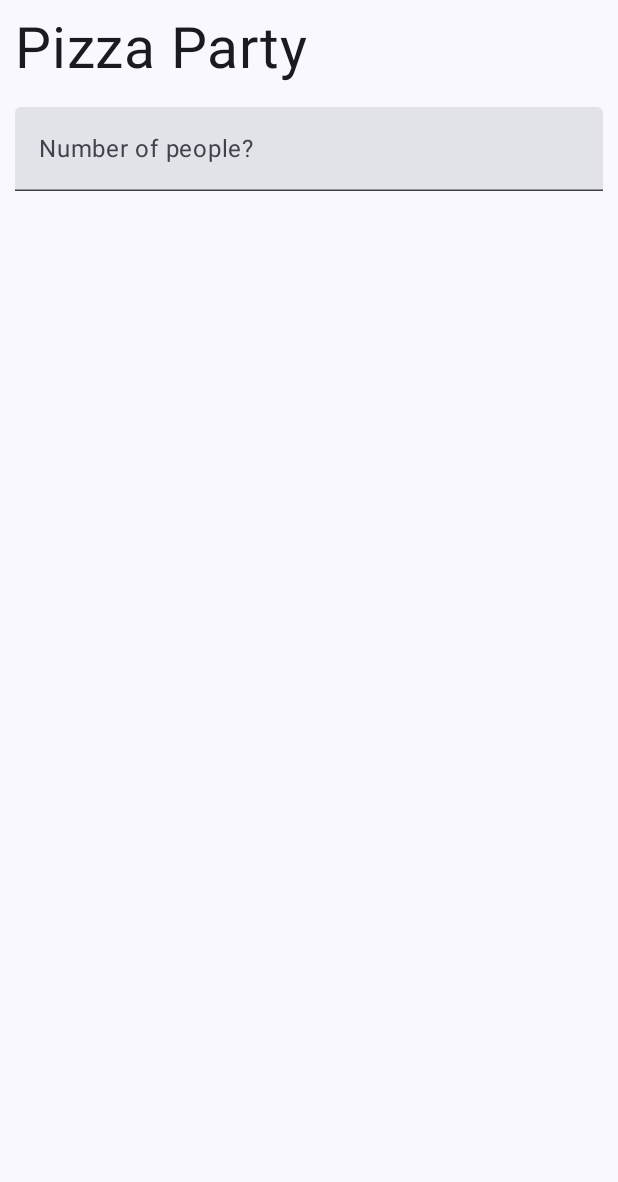
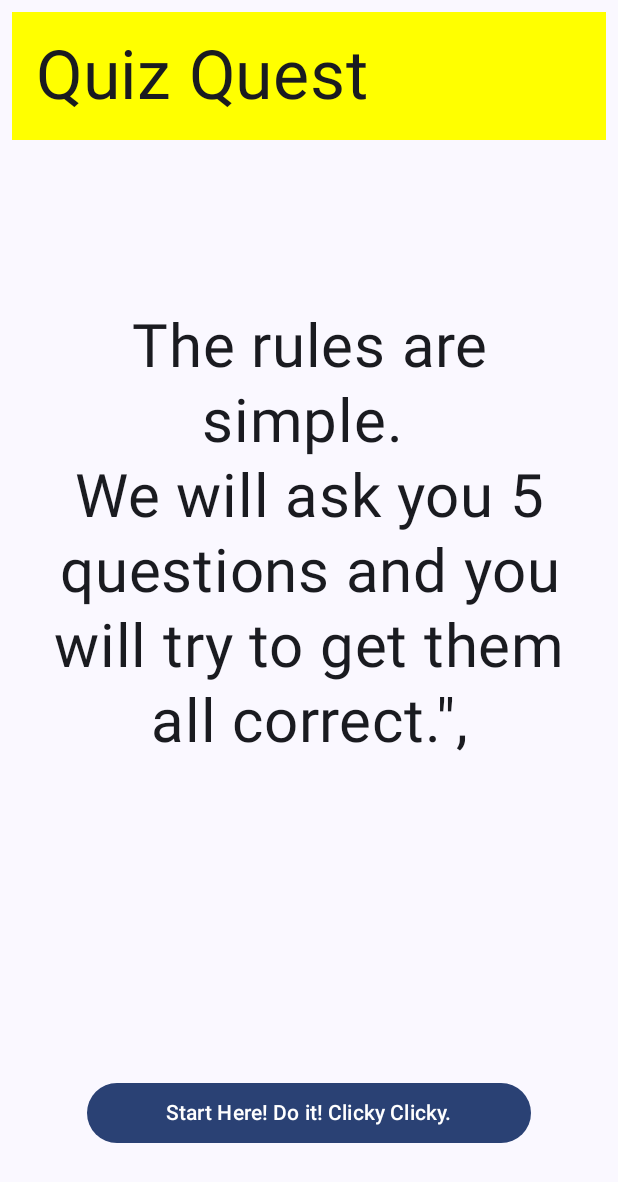
Before and after one commit to JMaca/Individual_Project2, an Android app built with Jetpack Compose: the QuizScreen screen opened through its navigation route, on a phone screen of 412 x 824 dp. Shown: the top 1182 px of the screen. Run offline under Robolectric (Android 15) with nearby library versions, the phone set to English and light mode, and no system bars.

Commit message:
Updated navigation and transitions.Created a question page. Logic to follow.

```diff
--- a/app/src/main/java/com/example/individual_project2/BottomBar.kt
+++ b/app/src/main/java/com/example/individual_project2/BottomBar.kt
@@ -22,7 +22,8 @@ fun BottomBar(
     val screens = listOf(
         BottomNavigationItems.LogScreen,
         BottomNavigationItems.SignupScreen,
-        BottomNavigationItems.QuizScreen
+        BottomNavigationItems.QuizScreen,
+        BottomNavigationItems.QuestionsScreen
     )
 
     NavigationBar(
--- a/app/src/main/java/com/example/individual_project2/BottomNavigationItems.kt
+++ b/app/src/main/java/com/example/individual_project2/BottomNavigationItems.kt
@@ -4,6 +4,7 @@ import androidx.compose.material.icons.Icons
 import androidx.compose.material.icons.filled.CheckCircle
 import androidx.compose.material.icons.outlined.AccountCircle
 import androidx.compose.material.icons.outlined.Home
+import androidx.compose.material.icons.outlined.Info
 import androidx.compose.ui.graphics.vector.ImageVector
 
 sealed class BottomNavigationItems(
@@ -28,4 +29,9 @@ sealed class BottomNavigationItems(
         title = "quiz",
         icon = Icons.Outlined.AccountCircle
     )
+    object QuestionsScreen : BottomNavigationItems(
+        route = "questionScreen",
+        title = "questions",
+        icon = Icons.Outlined.Info
+    )
 }
--- a/app/src/main/java/com/example/individual_project2/NavigationGraph.kt
+++ b/app/src/main/java/com/example/individual_project2/NavigationGraph.kt
@@ -39,7 +39,11 @@ fun NavigationGraph(
         }
         composable(BottomNavigationItems.QuizScreen.route) {
             onBottomBarVisibilityChanged(true)
-            QuizScreen()
+            QuizScreen(navController = navController)
+        }
+        composable(BottomNavigationItems.QuestionsScreen.route) {
+            onBottomBarVisibilityChanged(true)
+            QuestionsScreen(navController = navController)
         }
     }
 }
--- a/app/src/main/java/com/example/individual_project2/QuizScreen.kt
+++ b/app/src/main/java/com/example/individual_project2/QuizScreen.kt
@@ -1,11 +1,18 @@
 package com.example.individual_project2
 
+import androidx.compose.foundation.background
+import androidx.compose.foundation.gestures.snapping.SnapPosition
+import androidx.compose.foundation.layout.Arrangement
+import androidx.compose.foundation.layout.Box
 import androidx.compose.foundation.layout.Column
+import androidx.compose.foundation.layout.fillMaxHeight
+import androidx.compose.foundation.layout.fillMaxSize
 import androidx.compose.foundation.layout.fillMaxWidth
 import androidx.compose.foundation.layout.padding
 import androidx.compose.foundation.rememberScrollState
 import androidx.compose.foundation.text.KeyboardOptions
 import androidx.compose.foundation.verticalScroll
+import androidx.compose.material3.Button
 import androidx.compose.material3.Text
 import androidx.compose.material3.TextField
 import androidx.compose.runtime.Composable
@@ -13,49 +20,72 @@ import androidx.compose.runtime.getValue
 import androidx.compose.runtime.mutableStateOf
 import androidx.compose.runtime.remember
 import androidx.compose.runtime.setValue
+import androidx.compose.ui.Alignment
 import androidx.compose.ui.Modifier
+import androidx.compose.ui.graphics.Brush
+import androidx.compose.ui.graphics.Color
+import androidx.compose.ui.text.TextStyle
 import androidx.compose.ui.text.input.KeyboardType
+import androidx.compose.ui.text.style.TextAlign
+import androidx.compose.ui.tooling.preview.Preview
 import androidx.compose.ui.unit.dp
 import androidx.compose.ui.unit.sp
+import androidx.core.app.NotificationCompat.Style
+import androidx.navigation.NavHostController
+import androidx.navigation.compose.rememberNavController
 
 @Composable
-fun QuizScreen(modifier: Modifier = Modifier) {
-    var numPeopleInput by remember { mutableStateOf("") }
-
+fun QuizScreen(navController: NavHostController, modifier: Modifier = Modifier) {
+    val qInfo = "We will ask you 5 questions and you will try to get them all correct.\",\n "
     Column(
         modifier = Modifier
+            .fillMaxHeight()
+            .fillMaxWidth()
             .verticalScroll(rememberScrollState())
-            .padding(10.dp)
+            .padding(8.dp),
+        verticalArrangement = Arrangement.SpaceBetween
     ) {
+        Box(
+            modifier = Modifier
+                .background(Color.Yellow)
+                .fillMaxWidth()
+        ) {
+
+            Text(
+                text = "Quiz Quest",
+                fontSize = 45.sp,
+                modifier = modifier.padding(16.dp)
+            )
+        }
         Text(
-            text = "Pizza Party",
-            fontSize = 38.sp,
-            modifier = modifier.padding(bottom = 16.dp)
+            text = "The rules are simple.\r\n" + qInfo,
+            fontSize = 40.sp,
+            modifier = modifier.padding(5.dp),
+            textAlign = TextAlign.Center,
+            maxLines = 8,
+            lineHeight = 50.sp
         )
-        NumberField(
-            labelText = "Number of people?",
-            textInput = numPeopleInput,
-            onValueChange = { numPeopleInput = it },
-            modifier = modifier.padding(bottom = 16.dp).fillMaxWidth()
-        )
+        Column {
+            Box(
+                modifier = Modifier.padding(50.dp)
+            ) {
+                Button(
+                    onClick = {
+                        navController.navigate(BottomNavigationItems.QuestionsScreen.route)
+                    },
+                    modifier = Modifier.fillMaxWidth()
+                ) {
+                    Text("Start Here! Do it! Clicky Clicky.")
+                }
+            }
+        }
+
     }
+
 }
-    @Composable
-    fun NumberField(
-        labelText: String,
-        textInput: String,
-        onValueChange: (String) -> Unit,
-        modifier: Modifier = Modifier
-    ) {
 
-        TextField(
-            value = textInput,
-            onValueChange = onValueChange,
-            label = { Text(labelText) },
-            singleLine = true,
-            keyboardOptions = KeyboardOptions(
-                keyboardType = KeyboardType.Number
-            ),
-            modifier = modifier
-        )
-    }
+@Preview
+@Composable
+fun Qprievew() {
+    QuizScreen(rememberNavController())
+}
--- a/app/src/main/java/com/example/individual_project2/SignUpScreen.kt
+++ b/app/src/main/java/com/example/individual_project2/SignUpScreen.kt
@@ -179,9 +179,3 @@ fun signUpSuccess() {
 fun validateSignUp(email: String, password: String): Boolean {
     return false
 }
-
-@Preview
-@Composable
-fun SignUpScreenPreview(){
-    SignUpScreen(rememberNavController())
-}
```
Also changed, not shown: app/src/main/java/com/example/individual_project2/QuestionsScreen.kt (added, +166 -0 lines).
